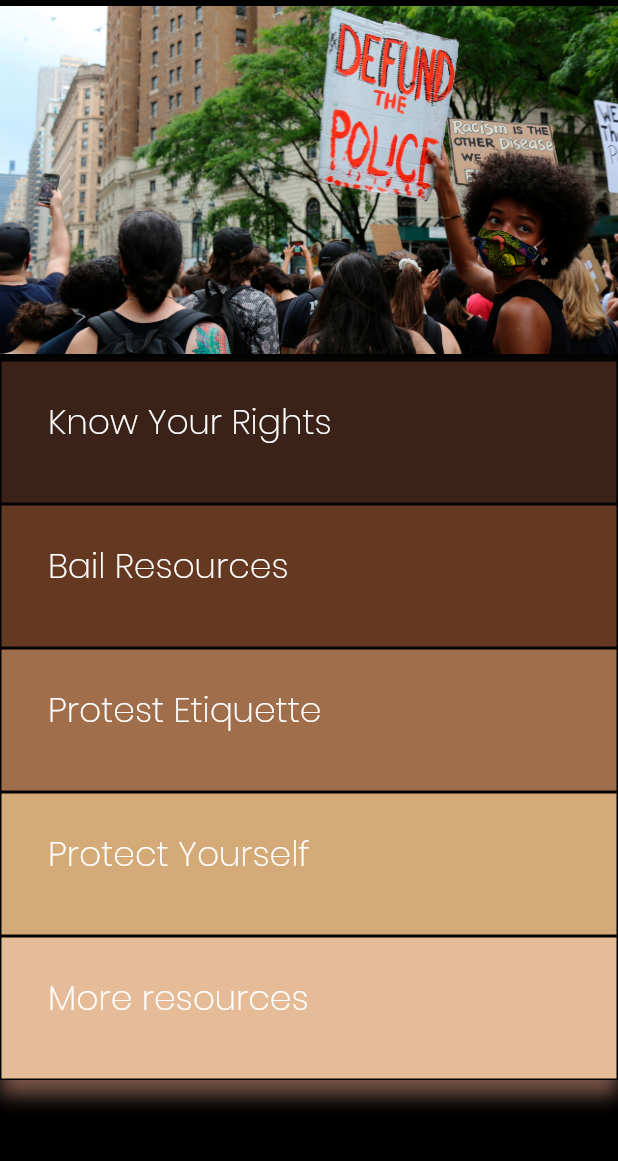
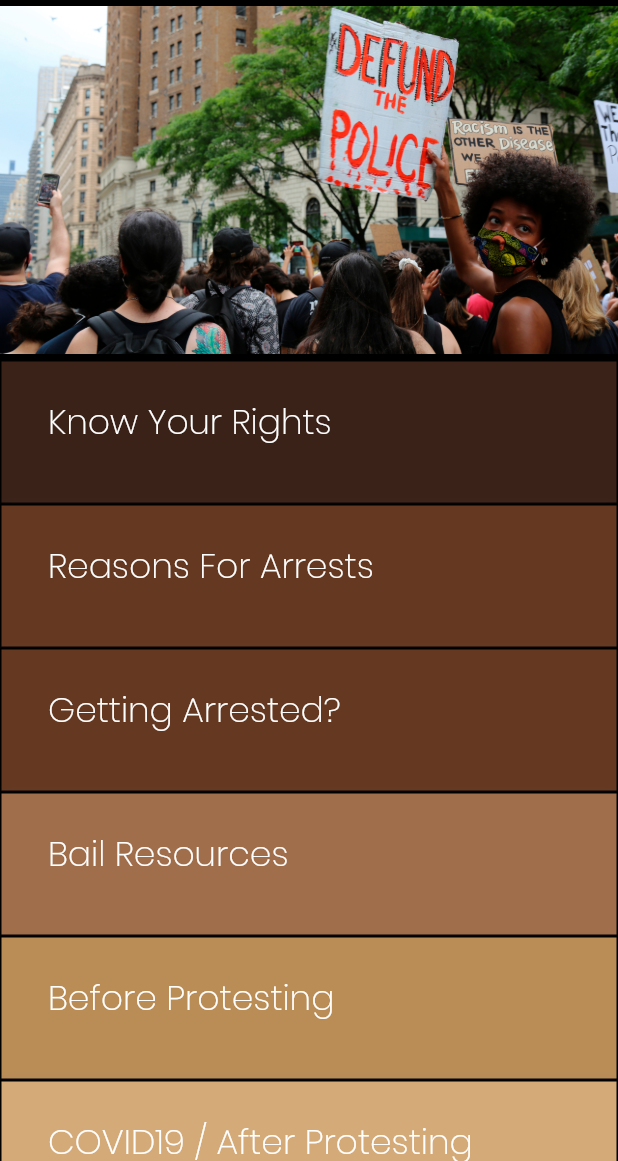
Before and after one commit to mrvivacious/Pocketbook4Protesters, a Flutter app: the screen it shows after launch, on a phone screen of 412 x 824 dp, the part 75-1236 px from its top. Run offline on Flutter 3.47's test engine with Material 2 defaults, Android fonts, the phone set to English and light mode, and no system bars.

Commit message:
Added 2 new buttons, need 2 more colors

```diff
--- a/lib/Data.dart
+++ b/lib/Data.dart
@@ -28,35 +28,43 @@ List<Planet> planets = [
   ),
   const Planet(
       id: "2",
-      name: "Bail Resources",
+      name: "Reasons For Arrests",
       description: "Neptune is the eighth and farthest known planet from the Sun in the Solar System. In the Solar System, it is the fourth-largest planet by diameter, the third-most-massive planet, and the densest giant planet. Neptune is 17 times the mass of Earth and is slightly more massive than its near-twin Uranus, which is 15 times the mass of Earth and slightly larger than Neptune. Neptune orbits the Sun once every 164.8 years at an average distance of 30.1 astronomical units (4.50×109 km). It is named after the Roman god of the sea and has the astronomical symbol ♆, a stylised version of the god Neptune's trident",
       image: "Assets/Images/blm_color.jpg",
       picture: "https://freenaturestock.s3.us-east-1.amazonaws.com/1624.jpg",
       color: Color(0xFF653821),
       textColor: Colors.black
-
   ),
-//  const Planet(
-//      id: "3",
-//      name: "What police can/can't do",
-//      description: "The Moon is an astronomical body that orbits planet Earth, being Earth's only permanent natural satellite. It is the fifth-largest natural satellite in the Solar System, and the largest among planetary satellites relative to the size of the planet that it orbits (its primary). Following Jupiter's satellite Io, the Moon is second-densest satellite among those whose densities are known.",
-//      image: "assets/img/moon.png",
-//      picture: "https://farm5.staticflickr.com/4086/5052125139_43c31b7012.jpg",
-//      color: Colors.green
-//  ),
+  const Planet(
+      id: "3",
+      name: "Getting Arrested?",
+      description: "Neptune is the eighth and farthest known planet from the Sun in the Solar System. In the Solar System, it is the fourth-largest planet by diameter, the third-most-massive planet, and the densest giant planet. Neptune is 17 times the mass of Earth and is slightly more massive than its near-twin Uranus, which is 15 times the mass of Earth and slightly larger than Neptune. Neptune orbits the Sun once every 164.8 years at an average distance of 30.1 astronomical units (4.50×109 km). It is named after the Roman god of the sea and has the astronomical symbol ♆, a stylised version of the god Neptune's trident",
+      image: "Assets/Images/blm_color.jpg",
+      picture: "https://freenaturestock.s3.us-east-1.amazonaws.com/1624.jpg",
+      color: Color(0xFF653821),
+      textColor: Colors.black
+  ),
   const Planet(
       id: "4",
-      name: "Protest Etiquette",
+      name: "Bail Resources",
       description: "Earth is the third planet from the Sun and the only object in the Universe known to harbor life. According to radiometric dating and other sources of evidence, Earth formed over 4 billion years ago. Earth's gravity interacts with other objects in space, especially the Sun and the Moon, Earth's only natural satellite. Earth revolves around the Sun in 365.26 days, a period known as an Earth year. During this time, Earth rotates about its axis about 366.26 times.",
       image: "Assets/Images/BLM.jpg",
       picture: "http://freenaturestock.s3.amazonaws.com/1227.jpg",
       color: Color(0xFFa16e4b),
       textColor: Colors.black
-
   ),
   const Planet(
       id: "5",
-      name: "Protect Yourself",
+      name: "Before Protesting",
+      description: "Neptune is the eighth and farthest known planet from the Sun in the Solar System. In the Solar System, it is the fourth-largest planet by diameter, the third-most-massive planet, and the densest giant planet. Neptune is 17 times the mass of Earth and is slightly more massive than its near-twin Uranus, which is 15 times the mass of Earth and slightly larger than Neptune. Neptune orbits the Sun once every 164.8 years at an average distance of 30.1 astronomical units (4.50×109 km). It is named after the Roman god of the sea and has the astronomical symbol ♆, a stylised version of the god Neptune's trident",
+      image: "Assets/Images/blm_color.jpg",
+      picture: "https://freenaturestock.s3.us-east-1.amazonaws.com/1624.jpg",
+      color: Color(0xFFba8d57),
+      textColor: Colors.black
+  ),
+  const Planet(
+      id: "6",
+      name: "COVID19 / After Protesting",
       description: "o When you get home after protesting, "
           "take a shower to get rid of any potential germs. "
               "If you were exposed to tear gas, do not shower "
@@ -74,7 +82,7 @@ List<Planet> planets = [
       textColor: Colors.black
   ),
   const Planet(
-      id: "6",
+      id: "7",
       name: "More resources",
       description: "Mercury is the smallest and innermost planet in the Solar System. Its orbital period around the Sun of 88 days is the shortest of all the planets in the Solar System. It is named after the Roman deity Mercury, the messenger to the gods.",
       image: "Assets/Images/cool.jpg",
```
